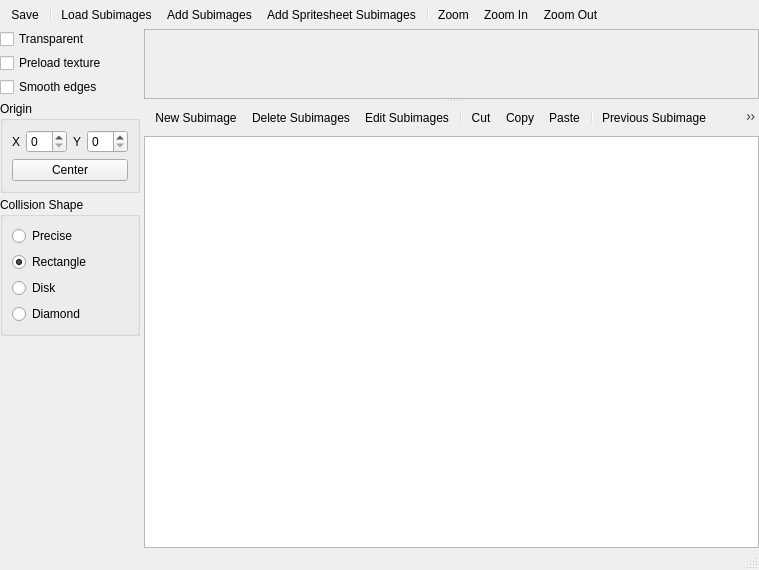
Before: the Qt Designer form Editors/SpriteEditor.ui in enigma-dev/RadialGM, drawn with Qt 5.
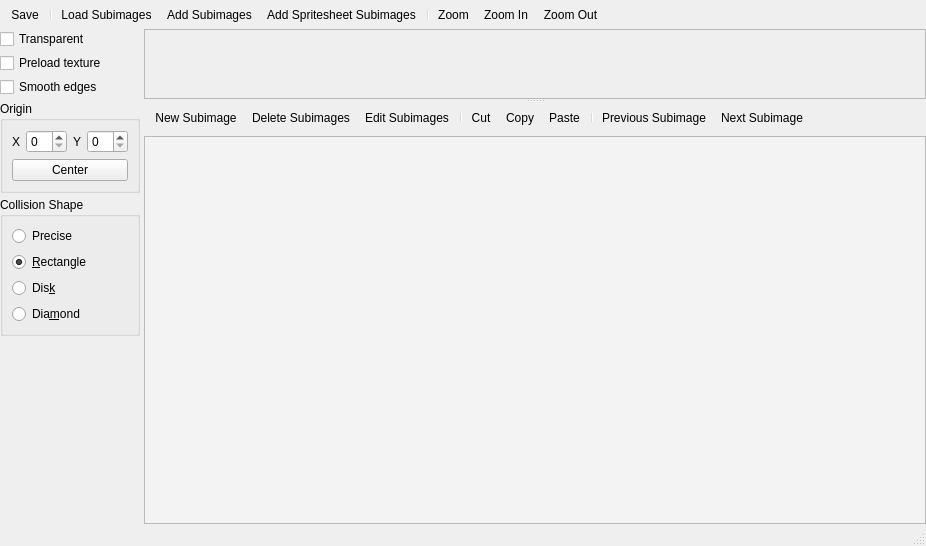
After: the same form once the commit is applied. Icons and pictures are not drawn. Custom widgets are drawn as their Qt base class.

Diff of the .ui file:
```diff
--- a/Editors/SpriteEditor.ui
+++ b/Editors/SpriteEditor.ui
@@ -6,8 +6,8 @@
    <rect>
     <x>0</x>
     <y>0</y>
-    <width>759</width>
-    <height>570</height>
+    <width>926</width>
+    <height>546</height>
    </rect>
   </property>
   <property name="windowTitle">
@@ -166,7 +166,7 @@
           <item>
            <widget class="QRadioButton" name="rectangleRadioButton">
             <property name="text">
-             <string>Rectangle</string>
+             <string>&amp;Rectangle</string>
             </property>
             <property name="checked">
              <bool>true</bool>
@@ -176,14 +176,14 @@
           <item>
            <widget class="QRadioButton" name="diskRadioButton">
             <property name="text">
-             <string>Disk</string>
+             <string>Dis&amp;k</string>
             </property>
            </widget>
           </item>
           <item>
            <widget class="QRadioButton" name="diamondRadioButton">
             <property name="text">
-             <string>Diamond</string>
+             <string>Dia&amp;mond</string>
             </property>
            </widget>
           </item>
@@ -237,8 +237,8 @@
           <rect>
            <x>0</x>
            <y>0</y>
-           <width>588</width>
-           <height>101</height>
+           <width>759</width>
+           <height>68</height>
           </rect>
          </property>
          <property name="autoFillBackground">
@@ -308,12 +308,43 @@
           </widget>
          </item>
          <item>
-          <widget class="QListWidget" name="subimagesList">
-           <property name="sizePolicy">
-            <sizepolicy hsizetype="Expanding" vsizetype="Expanding">
-             <horstretch>0</horstretch>
-             <verstretch>0</verstretch>
-            </sizepolicy>
+          <widget class="QListView" name="subImageList">
+           <property name="palette">
+            <palette>
+             <active>
+              <colorrole role="Base">
+               <brush brushstyle="SolidPattern">
+                <color alpha="255">
+                 <red>243</red>
+                 <green>243</green>
+                 <blue>243</blue>
+                </color>
+               </brush>
+              </colorrole>
+             </active>
+             <inactive>
+              <colorrole role="Base">
+               <brush brushstyle="SolidPattern">
+                <color alpha="255">
+                 <red>243</red>
+                 <green>243</green>
+                 <blue>243</blue>
+                </color>
+               </brush>
+              </colorrole>
+             </inactive>
+             <disabled>
+              <colorrole role="Base">
+               <brush brushstyle="SolidPattern">
+                <color alpha="255">
+                 <red>239</red>
+                 <green>239</green>
+                 <blue>239</blue>
+                </color>
+               </brush>
+              </colorrole>
+             </disabled>
+            </palette>
            </property>
            <property name="dragEnabled">
             <bool>true</bool>
@@ -327,33 +358,24 @@
            <property name="selectionMode">
             <enum>QAbstractItemView::ContiguousSelection</enum>
            </property>
-           <property name="flow">
-            <enum>QListView::LeftToRight</enum>
+           <property name="selectionBehavior">
+            <enum>QAbstractItemView::SelectRows</enum>
+           </property>
+           <property name="movement">
+            <enum>QListView::Snap</enum>
            </property>
            <property name="resizeMode">
-            <enum>QListView::Fixed</enum>
+            <enum>QListView::Adjust</enum>
+           </property>
+           <property name="spacing">
+            <number>8</number>
            </property>
            <property name="viewMode">
             <enum>QListView::IconMode</enum>
            </property>
-           <item>
-            <property name="text">
-             <string/>
-            </property>
-            <property name="icon">
-             <iconset resource="../images.qrc">
-              <normaloff>:/events/create.png</normaloff>:/events/create.png</iconset>
-            </property>
-           </item>
-           <item>
-            <property name="text">
-             <string/>
-            </property>
-            <property name="icon">
-             <iconset resource="../images.qrc">
-              <normaloff>:/events/create.png</normaloff>:/events/create.png</iconset>
-            </property>
-           </item>
+           <property name="selectionRectVisible">
+            <bool>true</bool>
+           </property>
           </widget>
          </item>
         </layout>
```
Left out of the diff: 18 changed lines with no effect on the pictures.
